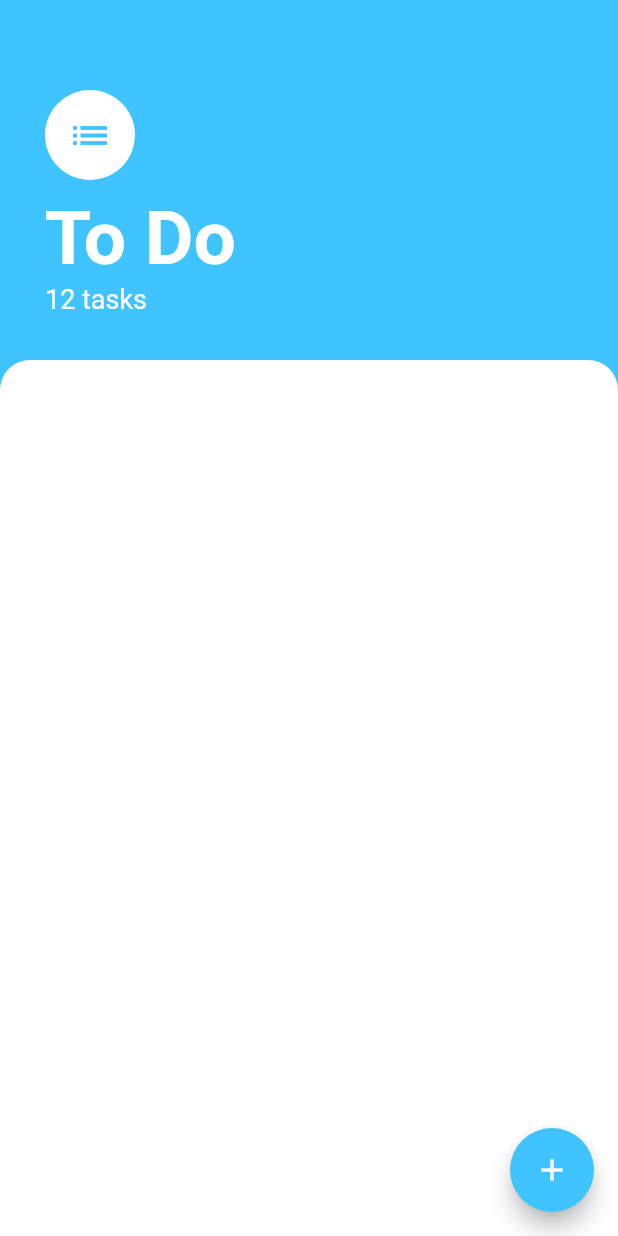
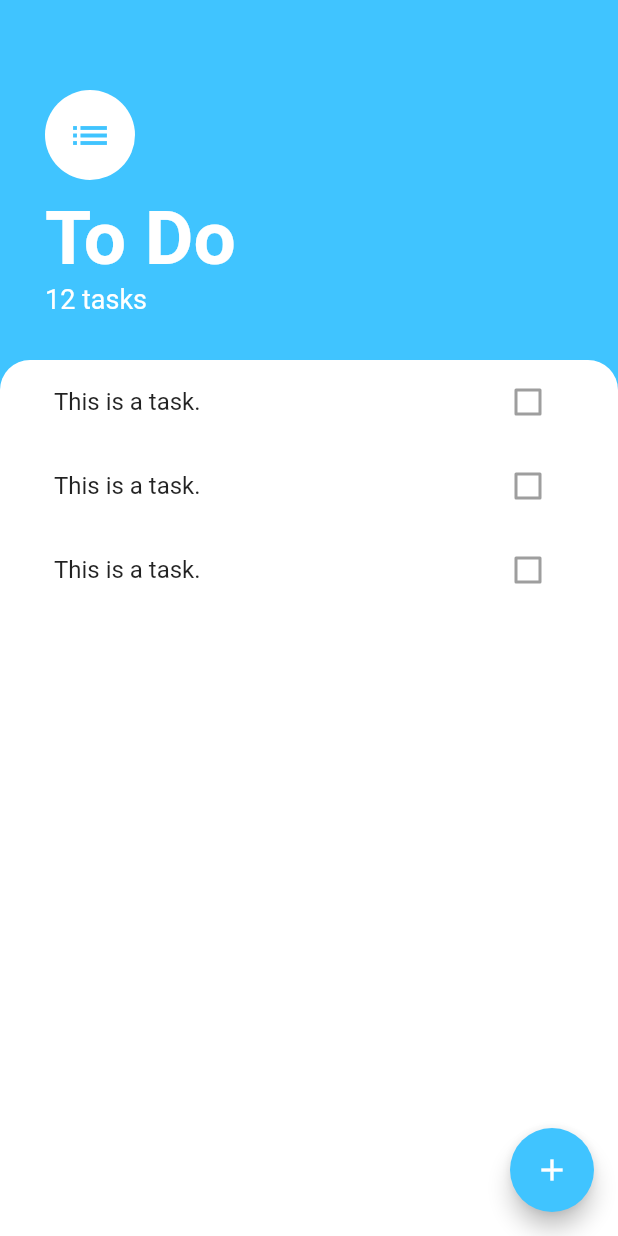
Before and after one commit to bekzodrakhmatof/to_do, a Flutter app: the screen it shows after launch, after a tap on the "add" icon, on a phone screen of 412 x 824 dp. Run offline on Flutter 3.47's test engine with Material 2 defaults, Android fonts, the phone set to English and light mode, and no system bars.

Commit message:
List view implemented

```diff
--- a/lib/screens/tasks_screen.dart
+++ b/lib/screens/tasks_screen.dart
@@ -1,4 +1,5 @@
 import 'package:flutter/material.dart';
+import 'package:to_do/widgets/tasks_list.dart';
 
 class TasksScreen extends StatelessWidget {
   @override
@@ -9,7 +10,7 @@ class TasksScreen extends StatelessWidget {
         backgroundColor: Colors.lightBlueAccent,
         child: Icon(Icons.add),
         onPressed: (){
-
+          print("You pressed me already...");
         },
       ),
       body: Column(
@@ -52,10 +53,15 @@ class TasksScreen extends StatelessWidget {
           ),
           Expanded(
             child: Container(
+              padding: EdgeInsets.symmetric(horizontal: 20),
               decoration: BoxDecoration(
-                  color: Colors.white,
-                  borderRadius: BorderRadius.only(topLeft: Radius.circular(20), topRight: Radius.circular(20))
+                color: Colors.white,
+                borderRadius: BorderRadius.only(
+                    topLeft: Radius.circular(20),
+                    topRight: Radius.circular(20),
+                ),
               ),
+              child: TasksList(),
             ),
           ),
         ],
--- /dev/null
+++ b/lib/widgets/task_tile.dart
@@ -0,0 +1,14 @@
+import 'package:flutter/material.dart';
+
+class TaskTile extends StatelessWidget {
+
+  @override
+  Widget build(BuildContext context) {
+    return ListTile(
+      title: Text("This is a task."),
+      trailing: Checkbox(
+        value: false,
+      ),
+    );
+  }
+}
--- /dev/null
+++ b/lib/widgets/tasks_list.dart
@@ -0,0 +1,16 @@
+import 'package:flutter/material.dart';
+import 'task_tile.dart';
+
+class TasksList extends StatelessWidget {
+
+  @override
+  Widget build(BuildContext context) {
+    return ListView(
+      children: <Widget>[
+        TaskTile(),
+        TaskTile(),
+        TaskTile(),
+      ],
+    );
+  }
+}
```
